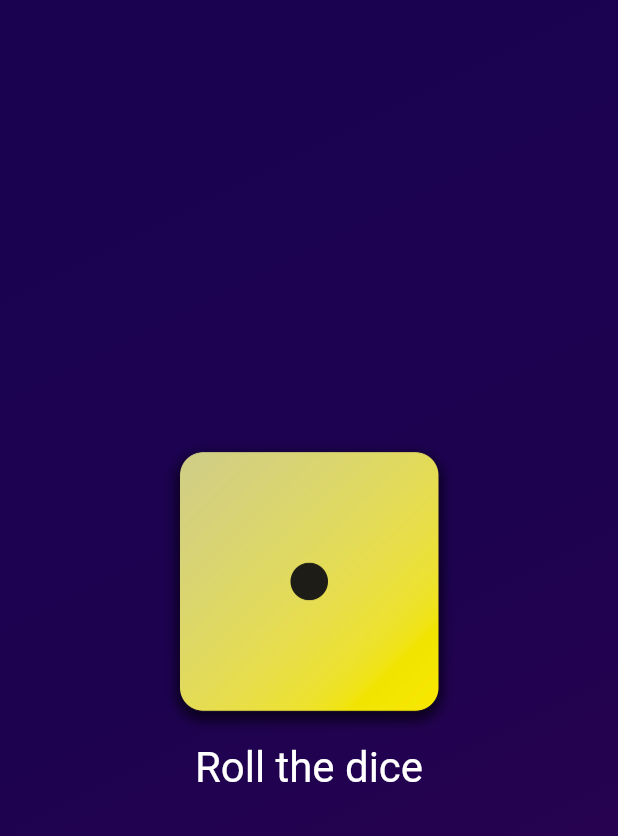
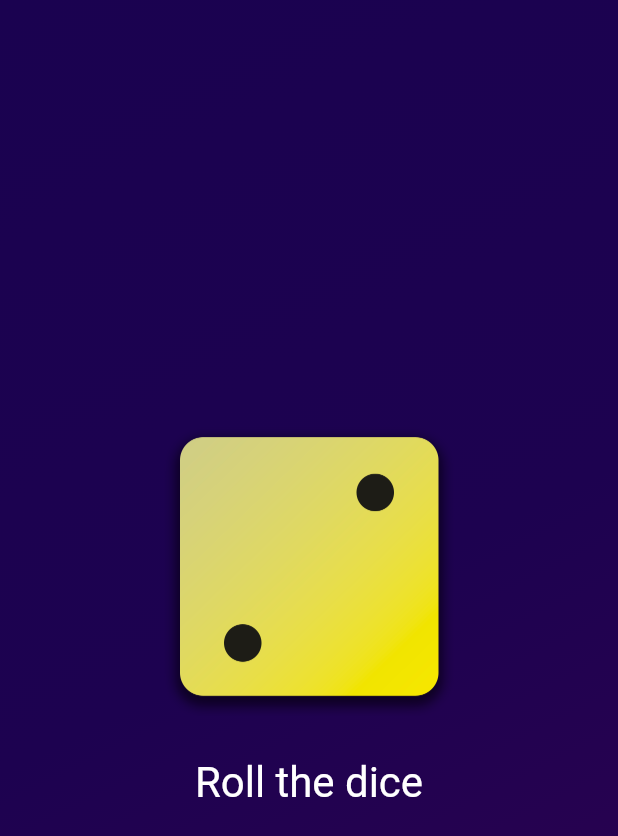
Before and after one commit to AbdulSami10/first_app, a Flutter app: the screen it shows after launch, on a phone screen of 412 x 824 dp. Shown: the top 836 px of the screen. Run offline on Flutter 3.47's test engine with Material 2 defaults, Android fonts, the phone set to English and light mode, and no system bars.

Commit message:
sized box can be use be use as padding

```diff
--- a/lib/gradient_color.dart
+++ b/lib/gradient_color.dart
@@ -27,8 +27,11 @@ class GradientColor extends StatelessWidget {
         mainAxisSize: MainAxisSize.min,
         children: [
           Image.asset(
-            "assets/images/dice-1.png",
+            "assets/images/dice-2.png",
             width: 200,
+          ),
+          const SizedBox(
+            height: 20,
           ),
           TextButton(
             onPressed: rollDice,
```
